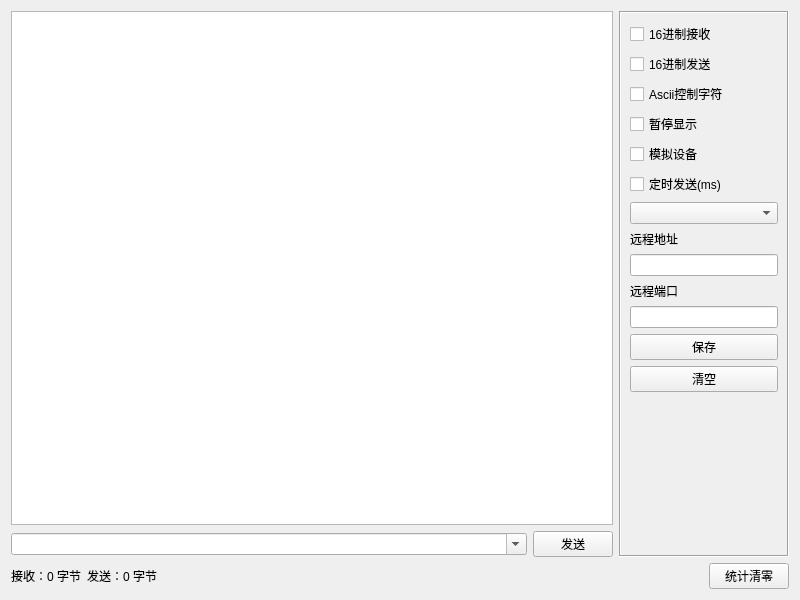
lianpeiliang/net_tran_helper, file form/frmudpclient.ui: the form before one commit.
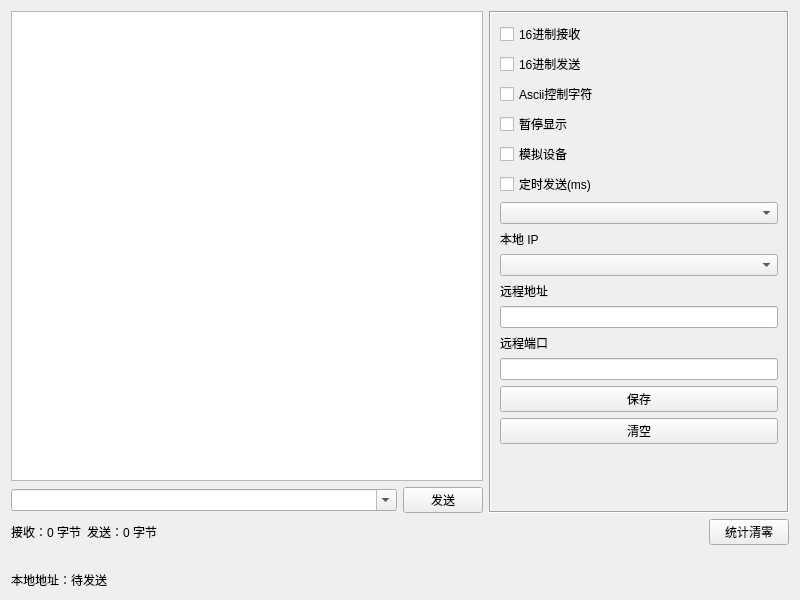
The form after the commit.

Commit message: Improve UDP hex validation, local address selection and interface

```diff
--- a/form/frmudpclient.ui
+++ b/form/frmudpclient.ui
@@ -25,13 +25,13 @@
     <widget class="QFrame" name="frame">
      <property name="minimumSize">
       <size>
-       <width>170</width>
+       <width>300</width>
        <height>0</height>
       </size>
      </property>
      <property name="maximumSize">
       <size>
-       <width>170</width>
+       <width>300</width>
        <height>16777215</height>
       </size>
      </property>
@@ -87,6 +87,20 @@
       <item>
        <widget class="QComboBox" name="cboxInterval"/>
       </item>
+      <item>
+       <widget class="QLabel" name="labLocalIP">
+        <property name="text">
+         <string>本地 IP</string>
+        </property>
+       </widget>
+      </item>
+      <item>
+       <widget class="QComboBox" name="cboxLocalIP">
+        <property name="toolTip">
+         <string>自动选择时按目标路由选择源地址；指定 IP 时绑定该地址。切换后本地端口重新分配。</string>
+        </property>
+       </widget>
+      </item>
       <item>
        <widget class="QLabel" name="labServerIP">
         <property name="text">
@@ -225,6 +239,29 @@
      </item>
     </layout>
    </item>
+   <item row="3" column="0" colspan="2">
+    <widget class="QLabel" name="labSendHint">
+     <property name="text">
+      <string/>
+     </property>
+     <property name="wordWrap">
+      <bool>true</bool>
+     </property>
+     <property name="styleSheet">
+      <string notr="true">color: #a63b00;</string>
+     </property>
+    </widget>
+   </item>
+   <item row="4" column="0" colspan="2">
+    <widget class="QLabel" name="labLocalEndpoint">
+     <property name="text">
+      <string>本地地址：待发送</string>
+     </property>
+     <property name="wordWrap">
+      <bool>true</bool>
+     </property>
+    </widget>
+   </item>
   </layout>
  </widget>
  <resources/>
```
The commit also changes 7 other files.
